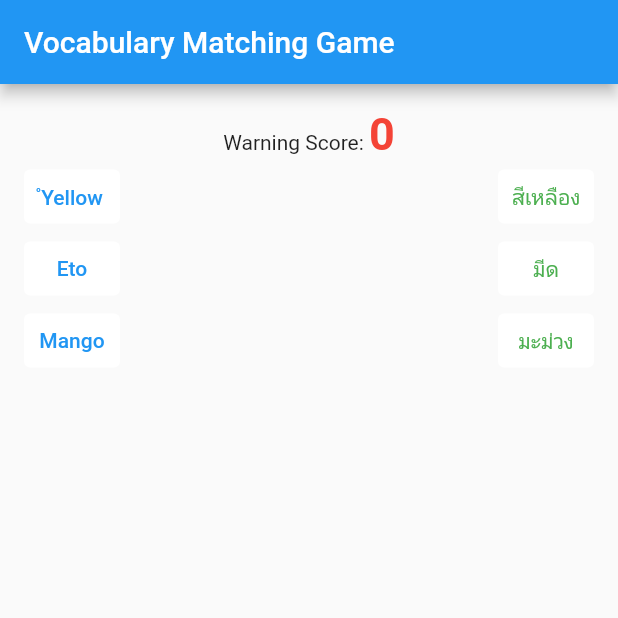
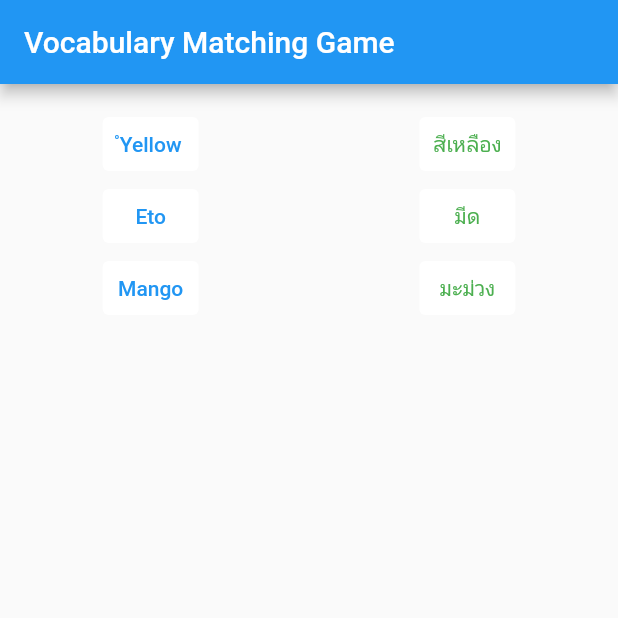
Before and after one commit to Supakin/flutter-practice, a Flutter app: the screen it shows after launch, on a phone screen of 412 x 824 dp, the top half of it. Run offline on Flutter 3.47's test engine with Material 2 defaults, Android fonts, the light colour scheme and no system bars.

Commit message:
update layout

```diff
--- a/lib/main.dart
+++ b/lib/main.dart
@@ -125,6 +125,15 @@ class _MyHomePageState extends State<MyHomePage> {
       }
       selectingQuestion = null;
       selectingAnswer = null;
+
+      // over game
+      if (questions.length == 0 && answers.length == 0) isGameOver = true;
+    });
+  }
+
+  newGame() {
+    setState(() {
+      initGame();
     });
   }
 
@@ -137,20 +146,22 @@ class _MyHomePageState extends State<MyHomePage> {
         body: SingleChildScrollView(
           padding: const EdgeInsets.all(16.0),
           child: Column(children: <Widget>[
-            Text.rich(TextSpan(children: [
-              TextSpan(text: "Warning Score: "),
-              TextSpan(
-                  text: "$warningScore",
-                  style: TextStyle(
-                    color: Colors.red,
-                    fontWeight: FontWeight.bold,
-                    fontSize: 30.0,
-                  ))
-            ])),
+            // Text.rich(TextSpan(children: [
+            //   TextSpan(text: "Warning Score: "),
+            //   TextSpan(
+            //       text: "$warningScore",
+            //       style: TextStyle(
+            //         color: Colors.red,
+            //         fontWeight: FontWeight.bold,
+            //         fontSize: 30.0,
+            //       ))
+            // ])),
             if (!isGameOver)
               Row(
                 children: <Widget>[
-                  Column(
+                  Expanded(
+                      flex: 4,
+                      child: Column(
                           children: questions.map((question) {
                         return Container(
                             child: TextButton(
@@ -168,9 +179,11 @@ class _MyHomePageState extends State<MyHomePage> {
                                 ),
                                 child: Text(question.engValue.toString()),
                                 onPressed: () => {selectQuestion(question)}));
-                  }).toList()),
+                      }).toList())),
                   Spacer(),
-                  Column(
+                  Expanded(
+                      flex: 4,
+                      child: Column(
                           children: answers.map((answer) {
                         return Container(
                             child: TextButton(
@@ -188,7 +201,7 @@ class _MyHomePageState extends State<MyHomePage> {
                                 ),
                                 child: Text(answer.value.toString()),
                                 onPressed: () => {selectAnswer(answer)}));
-                  }).toList()),
+                      }).toList())),
                 ],
               ),
             if (selectingQuestion != null && selectingAnswer != null)
@@ -208,7 +221,37 @@ class _MyHomePageState extends State<MyHomePage> {
                         onPressed: () => {confirm()}),
                   )
                 ],
-              )
+              ),
+            if (isGameOver)
+              Row(
+                  mainAxisAlignment: MainAxisAlignment.center,
+                  crossAxisAlignment: CrossAxisAlignment.center,
+                  children: <Widget>[
+                    Column(
+                        mainAxisAlignment: MainAxisAlignment.center,
+                        crossAxisAlignment: CrossAxisAlignment.center,
+                        children: <Widget>[
+                          Text.rich(TextSpan(
+                              text: "Wowwwww !",
+                              style: TextStyle(
+                                color: Colors.green,
+                                fontWeight: FontWeight.bold,
+                                fontSize: 40.0,
+                              ))),
+                          Container(child: Text("You are successed.")),
+                          TextButton(
+                              style: ButtonStyle(
+                                backgroundColor:
+                                    MaterialStateProperty.all<Color>(
+                                        Colors.orange),
+                                foregroundColor:
+                                    MaterialStateProperty.all<Color>(
+                                        Colors.white),
+                              ),
+                              child: Text("New Game"),
+                              onPressed: () => {newGame()}),
+                        ])
+                  ]),
           ]),
         ));
   }
```
Lines whose indentation alone changed are shown as unchanged.
